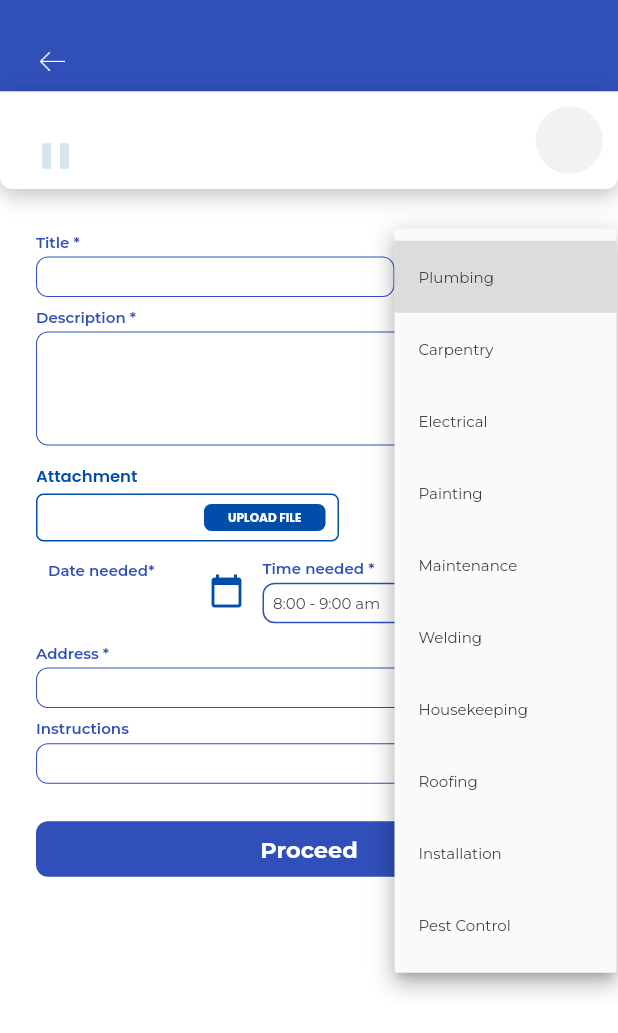
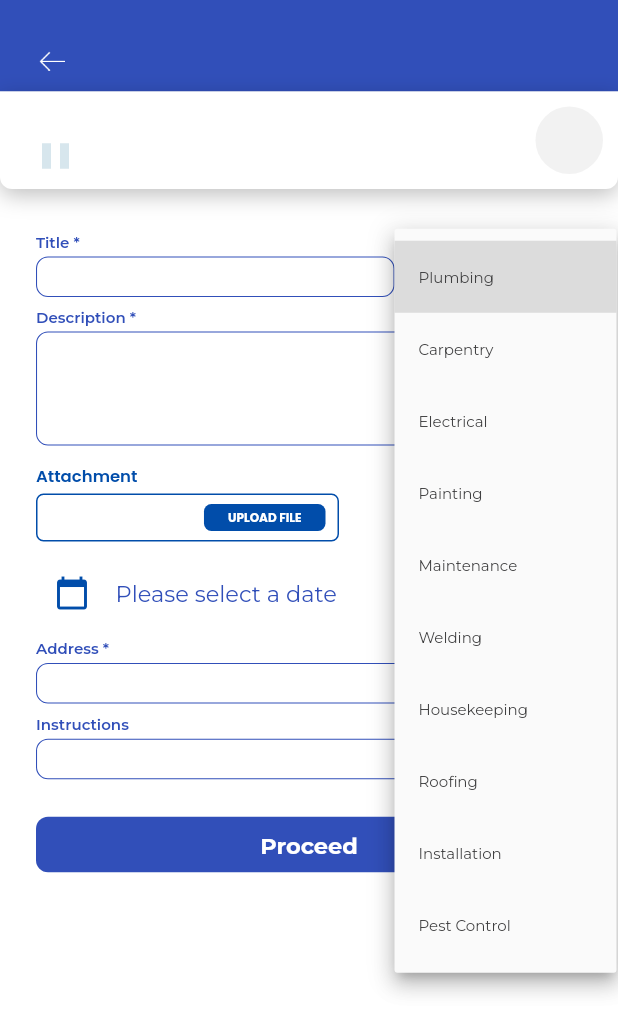
Before and after one commit to raygncio/LaborLink, a Flutter app: the DirectRequestFormPage screen opened directly with empty values, after a tap on "Plumbing", on a phone screen of 412 x 824 dp. Shown: the top 1033 px of the screen. Run offline on Flutter 3.47's test engine with Material 2 defaults, Android fonts, the light colour scheme and no system bars; our stand-ins replace cached_network_image, camera, cloud_firestore, firebase_auth, firebase_core, firebase_storage and 5 more; missing offline and left inert: flutter_face_api_beta, google_ml_kit, tflite_flutter; accounts and stored records are empty.

Commit message:
added url dependency and fixed stuff in request

```diff
--- a/lib/Widgets/Cards/OpenRequestCard.dart
+++ b/lib/Widgets/Cards/OpenRequestCard.dart
@@ -287,6 +287,9 @@ class _OpenRequestCardState extends State<OpenRequestCard> {
     } catch (e) {
       print('Error: $e');
     }
+    setState(() {
+
+        });
   }
 
   void onMakeOffer() {
--- a/lib/Widgets/Forms/RequestForm.dart
+++ b/lib/Widgets/Forms/RequestForm.dart
@@ -49,9 +49,12 @@ class RequestFormState extends State<RequestForm> {
   final _instructionsController = TextEditingController();
 
   final _filePickerKey = GlobalKey<UploadFilePickerState>();
-  DateTime? _selectedDate;
+
 //file
   File? _selectedImage;
+  DateTime? _selectedDate;
+  String homeAddress = '';
+  var formattedDate = DateFormat('d-MM-yyyy');
 
   final List<String> _categories = dummyDropdownData;
   final List<String> _dateOptions = dummyDropdownData;
@@ -92,8 +95,8 @@ class RequestFormState extends State<RequestForm> {
         "category": _categoryValue,
         "description": _descriptionController.text,
         "attachment": _selectedImage,
-        "date": _selectedDate,
-        "time": _timeValue,
+        "date": _selectedDate.toString(),
+        "time": _timeValue.toString(),
         "address": _addressController.text,
         "instructions": _instructionsController.text,
         "handymanId": widget.handymanInfo!["handymanId"],
@@ -104,11 +107,22 @@ class RequestFormState extends State<RequestForm> {
         "category": _categoryValue,
         "description": _descriptionController.text,
         "attachment": _selectedImage,
-        "date": _selectedDate,
-        "time": _timeValue,
+        "date": _selectedDate.toString(),
+        "time": _timeValue.toString(),
         "address": _addressController.text,
         "instructions": _instructionsController.text,
       };
+    }
+  }
+
+  Future<void> fetchUserAddress() async {
+    DatabaseService service = DatabaseService();
+    try {
+      Client clientInfo = await service.getUserData(widget.userId);
+
+      homeAddress = clientInfo.streetAddress;
+    } catch (error) {
+      print('Error fetching user data: $error');
     }
   }
 
@@ -120,21 +134,6 @@ class RequestFormState extends State<RequestForm> {
 
     super.initState();
     fetchUserAddress();
-  }
-
-  Future<void> fetchUserAddress() async {
-    DatabaseService service = DatabaseService();
-    try {
-      Client clientInfo = await service.getUserData(widget.userId);
-
-      String address = clientInfo.streetAddress;
-
-      setState(() {
-        _addressController.text = address;
-      });
-    } catch (error) {
-      print('Error fetching user data: $error');
-    }
   }
 
   @override
@@ -229,35 +228,35 @@ class RequestFormState extends State<RequestForm> {
               },
             ),
           ),
+          Row(
+            crossAxisAlignment: CrossAxisAlignment.center,
+            children: [
               Padding(
-            padding: const EdgeInsets.only(top: 5),
-            child: Row(
-              children: [
-                TextButton(
+                padding: const EdgeInsets.only(top: 10),
+                child: IconButton(
+                  padding: EdgeInsets.zero,
                   onPressed: _presentDatePicker,
-                  child: Padding(
-                    padding: const EdgeInsets.only(bottom: 28),
-                    child: Text(
-                      'Date needed*',
-                      style: getTextStyle(
-                        textColor: AppColors.secondaryBlue,
-                        fontFamily: AppFonts.montserrat,
-                        fontWeight: AppFontWeights.semiBold,
-                        fontSize: 10,
-                      ),
-                    ),
-                  ),
-                ),
-                Padding(
-                  padding: const EdgeInsets.only(left: 16),
-                  child: IconButton(
-                    onPressed: _presentDatePicker,
-                    icon: Icon(
+                  icon: const Icon(
                     Icons.calendar_today,
                     color: AppColors.tertiaryBlue,
                   ),
                 ),
               ),
+              Padding(
+                padding: const EdgeInsets.only(left: 5, top: 10),
+                child: Text(
+                  _selectedDate != null
+                      ? formattedDate.format(_selectedDate!)
+                      : 'Please select a date',
+                  style: getTextStyle(
+                    textColor: AppColors.secondaryBlue,
+                    fontFamily: AppFonts.montserrat,
+                    fontWeight: AppFontWeights.regular,
+                    fontSize: 15,
+                  ),
+                ),
+              ),
+              const Spacer(),
               AppDropdown(
                 height: 27,
                 width: 113,
@@ -276,7 +275,6 @@ class RequestFormState extends State<RequestForm> {
                 },
               ),
             ],
-            ),
           ),
           Padding(
             padding: const EdgeInsets.only(top: 7),
@@ -311,7 +309,7 @@ class RequestFormState extends State<RequestForm> {
                     borderWidth: 1,
                     onChanged: (value) {
                       setState(() {
-                        _useDefaultAddress = value;
+                        _addressController.text = homeAddress;
                       });
                     },
                   ),
@@ -376,8 +374,8 @@ class RequestFormState extends State<RequestForm> {
 
   void _presentDatePicker() async {
     final now = DateTime.now(); // initial date
-    final firstDate = DateTime(now.year - 100, now.month, now.day);
-    final lastDate = DateTime(now.year - 18, now.month, now.day);
+    final firstDate = DateTime(now.year, now.month, now.day);
+    final lastDate = DateTime(now.year, now.month, now.day + 1);
     final pickedDate = await showDatePicker(
       context: context,
       initialDate: lastDate,
--- a/pubspec.yaml
+++ b/pubspec.yaml
@@ -55,6 +55,7 @@ dependencies:
   flutter_riverpod: ^2.4.5
   camera: ^0.10.5+5
   image: 3.1.3
+  url_launcher: ^6.2.1
 
 dev_dependencies:
   flutter_test:
```
Also changed, not shown: lib/Pages/Client/Activity/ClientActiveRequest.dart (+26 -1 lines), lib/Pages/Client/Home/DirectRequestFormPage.dart (+42 -4 lines), lib/Pages/Handyman/Activity/HandymanActiveRequest.dart (+26 -1 lines), pubspec.lock, 1 other file. Lines whose indentation alone changed are shown as unchanged.
